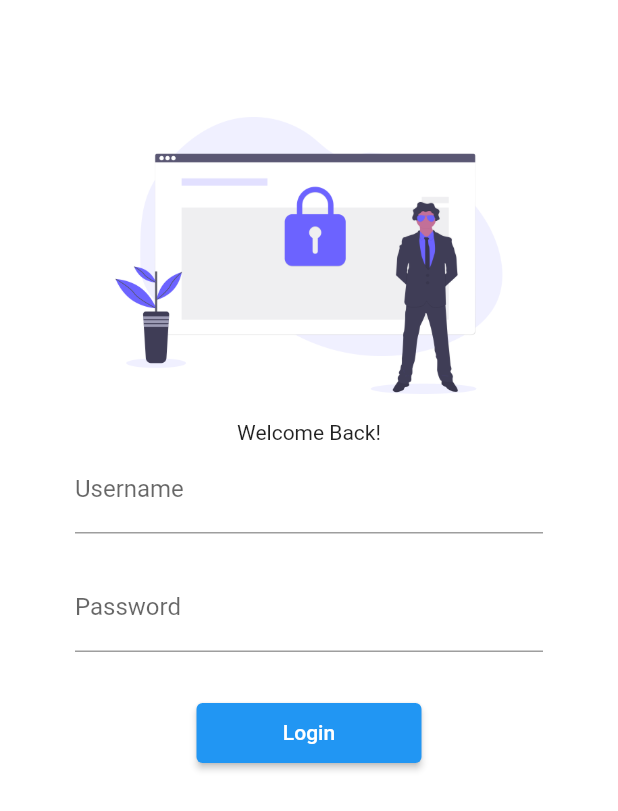
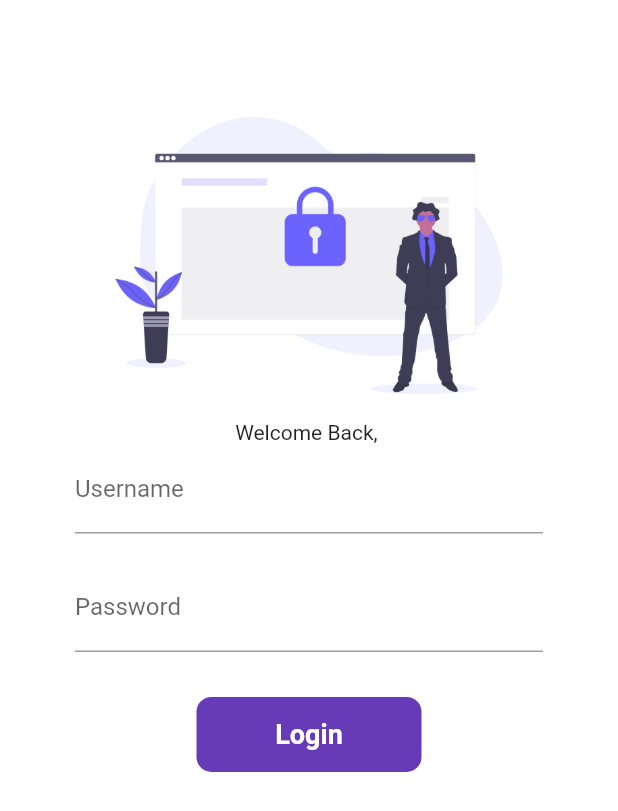
Before and after one commit to theRoushan/30DaysOfFlutter, a Flutter app: the screen it shows after launch, on a phone screen of 412 x 824 dp. Shown: the top 811 px of the screen. Run offline on Flutter 3.47's test engine with Material 2 defaults, Android fonts, the phone set to English and light mode, and no system bars.

Commit message:
Learned Container, Navigator class, Animated Container, Inkwell, learned to animate buttons animations using ternary operations

```diff
--- a/lib/Screens/loginScreen.dart
+++ b/lib/Screens/loginScreen.dart
@@ -1,22 +1,33 @@
 import 'package:flutter/material.dart';
 import 'package:tutorial/Utils/routes.dart';
 
-class LoginPage extends StatelessWidget {
+class LoginPage extends StatefulWidget {
+  @override
+  _LoginPageState createState() => _LoginPageState();
+}
+
+class _LoginPageState extends State<LoginPage> {
+  String name = "";
+  bool onChanged = false;
   @override
   Widget build(BuildContext context) {
-    return Material(
-        color: Colors.white,
-        child: SafeArea(
+    return Scaffold(
+      backgroundColor: Colors.white,
+      body: SafeArea(
         child: SingleChildScrollView(
           child: Padding(
             padding: EdgeInsets.symmetric(vertical: 60, horizontal: 50),
             child: Column(
               children: <Widget>[
                 Image.asset('assets/Images/loginImage.png'),
-                  Text("Welcome Back!"),
+                Text("Welcome Back, $name"),
                 TextFormField(
                   decoration: InputDecoration(
                       labelText: "Username", hintText: "Enter Your Username"),
+                  onChanged: (value) {
+                    name = value;
+                    setState(() {});
+                  },
                 ),
                 SizedBox(
                   height: 20,
@@ -29,7 +40,7 @@ class LoginPage extends StatelessWidget {
                 SizedBox(
                   height: 30,
                 ),
-                  ElevatedButton(
+                /* ElevatedButton(
                     onPressed: () {
                       Navigator.pushNamed(context, AppRoutes.homeRoute);
                     },
@@ -37,11 +48,44 @@ class LoginPage extends StatelessWidget {
                     style: TextButton.styleFrom(
                         backgroundColor: Colors.blue,
                         minimumSize: Size(150, 40)),
+                  ), */
+                InkWell(
+                  onTap: () async {
+                    setState(() {
+                      onChanged = true;
+                    });
+                    Future.delayed(Duration(seconds: 1));
+                    Navigator.pushNamed(context, AppRoutes.homeRoute);
+                  },
+                  child: AnimatedContainer(
+                    duration: Duration(seconds: 1),
+                    alignment: Alignment.center,
+                    height: 50,
+                    width: onChanged ? 50 : 150,
+                    child: onChanged
+                        ? Icon(
+                            Icons.done,
+                            color: Colors.white,
+                          )
+                        : Text(
+                            "Login",
+                            style: TextStyle(
+                              color: Colors.white,
+                              fontSize: 18,
+                              fontWeight: FontWeight.bold,
+                            ),
+                          ),
+                    decoration: BoxDecoration(
+                        color: Colors.deepPurple,
+                        borderRadius:
+                            BorderRadius.circular(onChanged ? 50 : 10)),
+                  ),
                 ),
               ],
             ),
           ),
         ),
-        ));
+      ),
+    );
   }
 }
```
Lines whose indentation alone changed are shown as unchanged.
